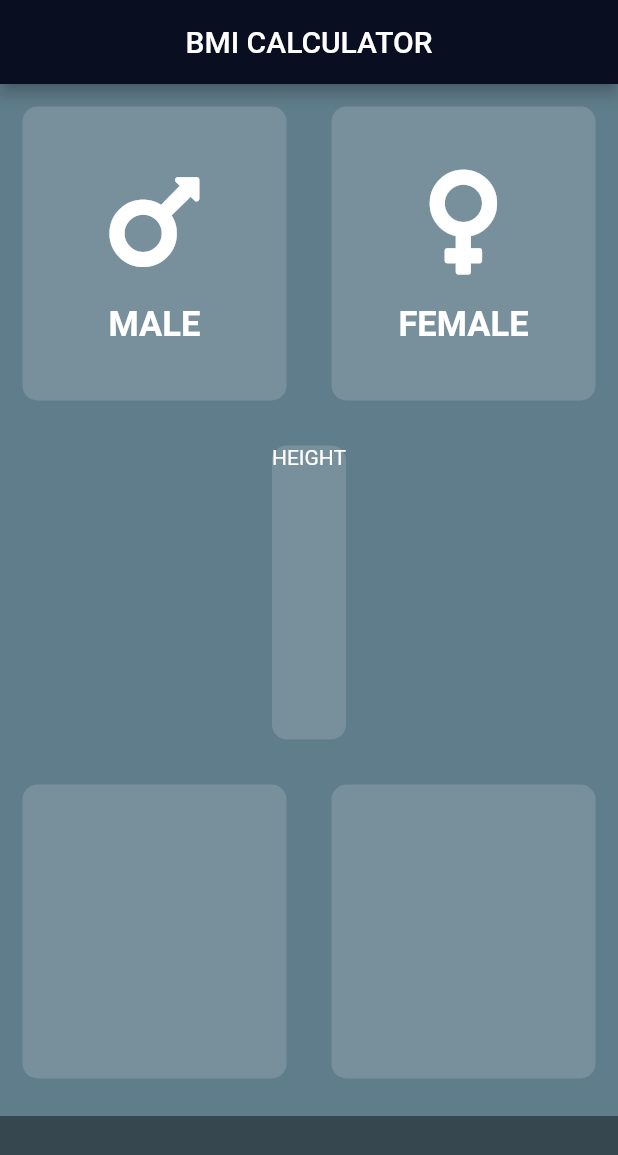
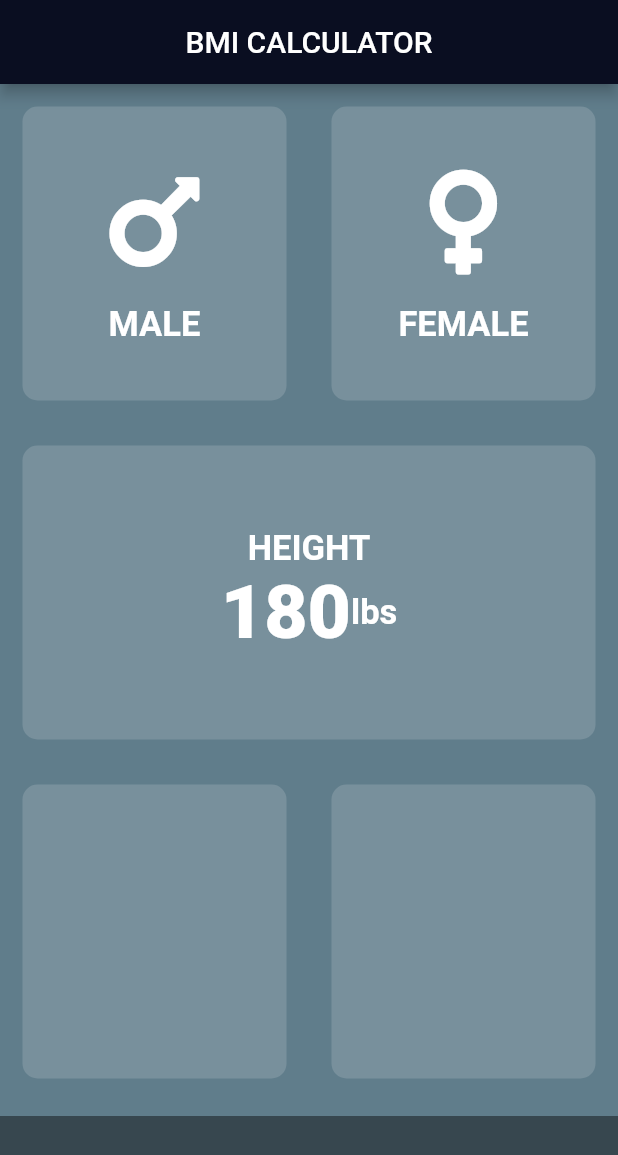
Before and after one commit to apphow/bmi_app, a Flutter app: the screen it shows after launch, on a phone screen of 412 x 824 dp. Shown: the top 1155 px of the screen. Run offline on Flutter 3.47's test engine with Material 2 defaults, Android fonts, the light colour scheme and no system bars; our stand-ins replace font_awesome_flutter.

Commit message:
Added lbs to center Widget, and centered text

```diff
--- a/lib/constants.dart
+++ b/lib/constants.dart
@@ -5,8 +5,13 @@ const kActiveCardColor = Colors.blueGrey;
 const kBottomContainerColor = Colors.blueGrey;
 const kInactiveCardColor = Colors.blue;
 
-const labelTextStyle = TextStyle(
+const kLabelTextStyle = TextStyle(
   fontSize: 23.0,
   color: Colors.white,
   fontWeight: FontWeight.bold,
 );
+
+const kNumberTextStyle = TextStyle(
+  fontSize: 50.0,
+  fontWeight: FontWeight.w900,
+);
--- a/lib/icon_content.dart
+++ b/lib/icon_content.dart
@@ -19,7 +19,7 @@ class IconContent extends StatelessWidget {
         ),
         Text(
           label,
-          style: labelTextStyle,
+          style: kLabelTextStyle,
         ),
       ],
     );
--- a/lib/input_page.dart
+++ b/lib/input_page.dart
@@ -34,6 +34,7 @@ class _InputPageState extends State<InputPage> {
               ),
             ),
             body: Column(
+              crossAxisAlignment: CrossAxisAlignment.stretch,
               children: <Widget>[
                 Expanded(
                   child: Row(
@@ -77,8 +78,24 @@ class _InputPageState extends State<InputPage> {
                   child: ReusableCard(
                       color: kActiveCardColor,
                       cardChild: Column(
+                        mainAxisAlignment: MainAxisAlignment.center,
                         children: <Widget>[
-                          Text('HEIGHT'),
+                          Text(
+                            'HEIGHT',
+                            style: kLabelTextStyle,
+                          ),
+                          Row(
+                              mainAxisAlignment: MainAxisAlignment.center,
+                              children: <Widget>[
+                                Text(
+                                  '180',
+                                  style: kNumberTextStyle,
+                                ),
+                                Text(
+                                  'lbs',
+                                  style: kLabelTextStyle,
+                                ),
+                              ]),
                         ],
                       )),
                 ),
```
